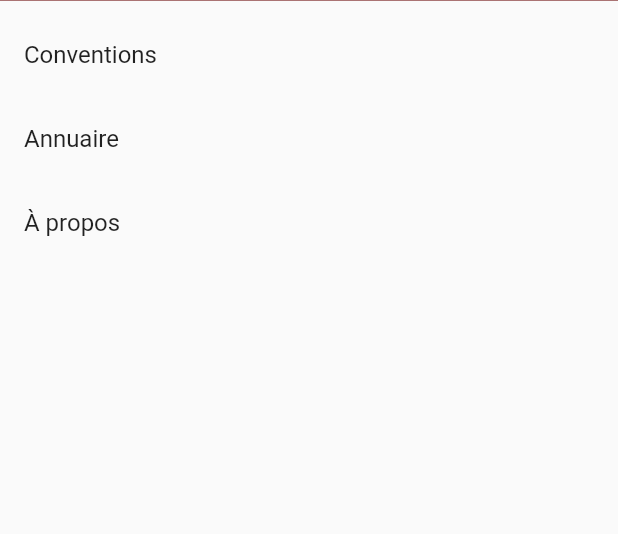
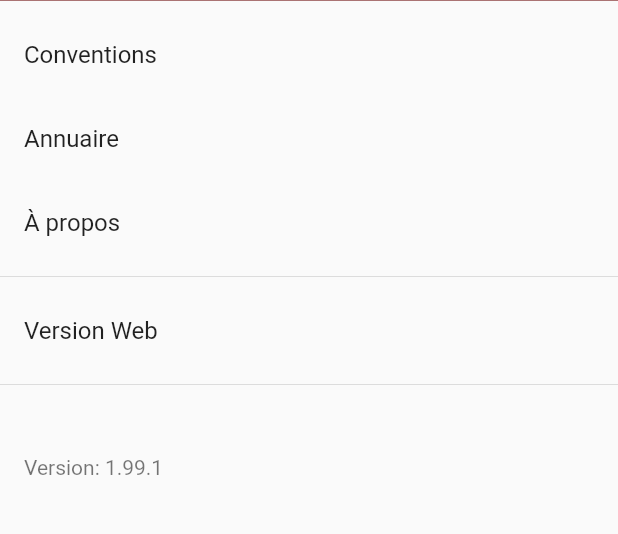
Before and after one commit to franckentien/convention-geek-flutter, a Flutter app: what buildMainDrawer() shows on an empty page, opened directly, on a phone screen of 412 x 824 dp, the part 241-775 px from its top. Run offline on Flutter 3.47's test engine with Material 2 defaults, Android fonts, the phone set to English and light mode, and no system bars; our stand-ins replace flutter_svg; network calls fail.

Commit message:
Rajout lien vers la version web du site

```diff
--- a/lib/main.dart
+++ b/lib/main.dart
@@ -6,6 +6,7 @@ import 'package:Convention_Geek/annuaire.dart';
 import 'package:flutter/material.dart';
 import 'package:flutter_svg/flutter_svg.dart';
 import 'package:http/http.dart' as http;
+import 'package:url_launcher/url_launcher.dart';
 
 import 'index.dart';
 
@@ -63,9 +64,28 @@ class MyApp extends StatelessWidget {
             );
           },
         ),
+        Divider(),
+        ListTile(
+          title: Text('Version Web'),
+          onTap: _launchURL,
+        ),
+        Divider(),
+        ListTile(
+          subtitle: Text("Version: " + "1.99.1"),
+          onTap: _launchURL,
+        ),
       ],
     );
   }
+
+   static _launchURL() async {
+     const url = 'https://www.convention-geek.fr/';
+     if (await canLaunch(url)) {
+       await launch(url);
+     } else {
+       throw 'Could not launch $url';
+     }
+   }
 
   // This widget is the root of your application.
   @override
--- a/pubspec.yaml
+++ b/pubspec.yaml
@@ -21,6 +21,7 @@ dependencies:
   # The following adds the Cupertino Icons font to your application.
   # Use with the CupertinoIcons class for iOS style icons.
   cupertino_icons: ^0.1.2
+  url_launcher: ^5.0.1
   http: any
 
 dev_dependencies:
```
Also changed, not shown: pubspec.lock.
